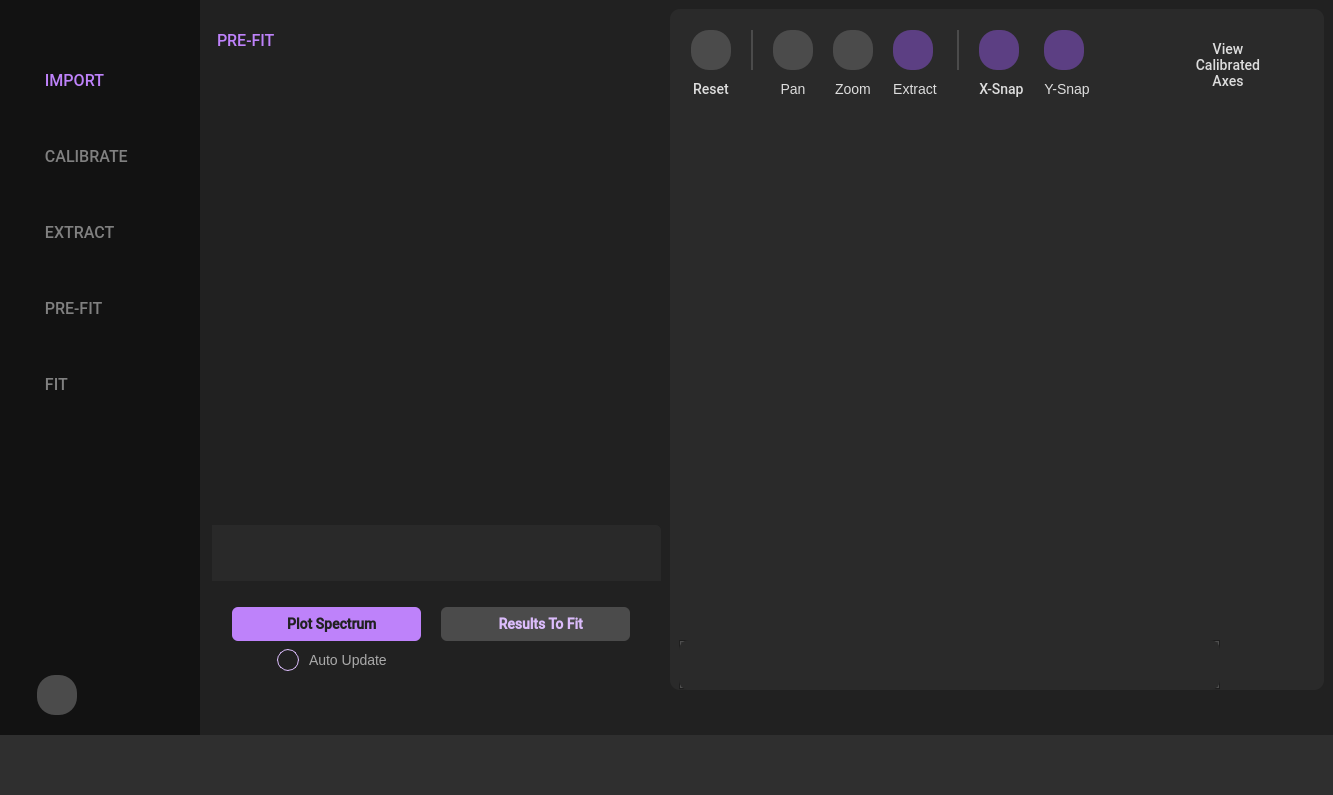
First picture: the form in resources/ui_window.ui, repository scqubits/qfit, before the edit.
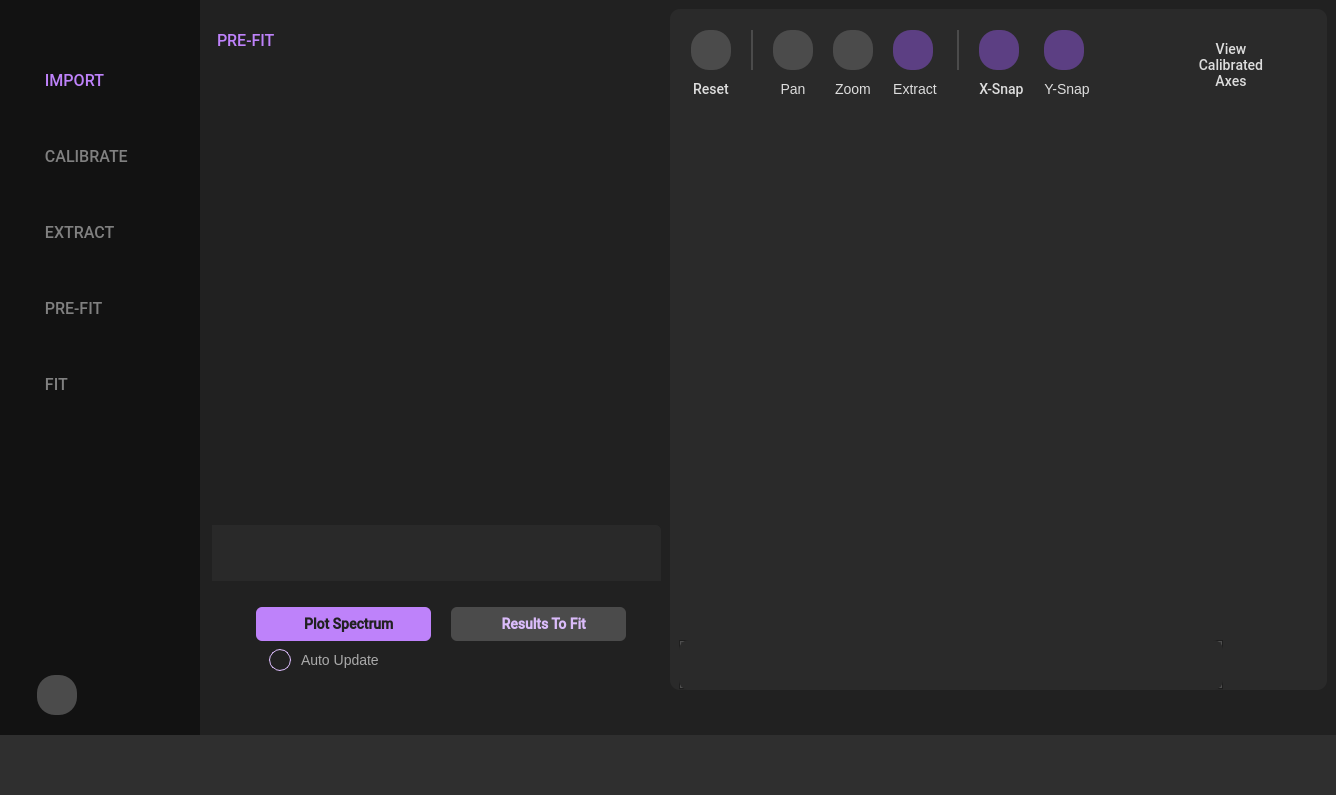
Second picture: the form after the edit. The open tabs and pages were chosen to show the change. Icons and pictures are not drawn. Custom widgets are drawn as their Qt base class.

Commit message: add a view spectrum button

Diff of the .ui file:
```diff
--- a/resources/ui_window.ui
+++ b/resources/ui_window.ui
@@ -13,7 +13,7 @@
    <rect>
     <x>0</x>
     <y>0</y>
-    <width>1333</width>
+    <width>1336</width>
     <height>795</height>
    </rect>
   </property>
@@ -4337,8 +4337,8 @@
                   <rect>
                    <x>0</x>
                    <y>0</y>
-                   <width>100</width>
-                   <height>60</height>
+                   <width>446</width>
+                   <height>100</height>
                   </rect>
                  </property>
                  <layout class="QVBoxLayout" name="verticalLayout_16"/>
@@ -4396,7 +4396,83 @@
               <property name="spacing">
                <number>0</number>
               </property>
-              <item row="4" column="1">
+              <item row="1" column="6">
+               <spacer name="horizontalSpacer_31">
+                <property name="orientation">
+                 <enum>Qt::Orientation::Horizontal</enum>
+                </property>
+                <property name="sizeType">
+                 <enum>QSizePolicy::Policy::Expanding</enum>
+                </property>
+                <property name="sizeHint" stdset="0">
+                 <size>
+                  <width>35</width>
+                  <height>20</height>
+                 </size>
+                </property>
+               </spacer>
+              </item>
+              <item row="1" column="0">
+               <spacer name="horizontalSpacer_18">
+                <property name="orientation">
+                 <enum>Qt::Orientation::Horizontal</enum>
+                </property>
+                <property name="sizeType">
+                 <enum>QSizePolicy::Policy::Expanding</enum>
+                </property>
+                <property name="sizeHint" stdset="0">
+                 <size>
+                  <width>0</width>
+                  <height>20</height>
+                 </size>
+                </property>
+               </spacer>
+              </item>
+              <item row="1" column="1">
+               <widget class="QPushButton" name="specVisibButton">
+                <property name="minimumSize">
+                 <size>
+                  <width>10</width>
+                  <height>0</height>
+                 </size>
+                </property>
+                <property name="maximumSize">
+                 <size>
+                  <width>30</width>
+                  <height>39</height>
+                 </size>
+                </property>
+                <property name="styleSheet">
+                 <string notr="true">QPushButton {
+    background-color: transparent;
+    border: none;
+    padding: 4px;
+}</string>
+                </property>
+                <property name="text">
+                 <string/>
+                </property>
+                <property name="icon">
+                 <iconset resource="resources.qrc">
+                  <normaloff>:/icons/svg/eye-pressed-darker.svg</normaloff>
+                  <normalon>:/icons/svg/eye-solid.svg</normalon>
+                  <activeon>:/icons/svg/eye-solid.svg</activeon>:/icons/svg/eye-pressed-darker.svg</iconset>
+                </property>
+                <property name="iconSize">
+                 <size>
+                  <width>20</width>
+                  <height>20</height>
+                 </size>
+                </property>
+                <property name="checkable">
+                 <bool>true</bool>
+                </property>
+                <property name="checked">
+                 <bool>true</bool>
+                </property>
+               </widget>
+              </item>
+              <item row="4" column="3">
                <spacer name="verticalSpacer_15">
                 <property name="orientation">
                  <enum>Qt::Vertical</enum>
@@ -4412,7 +4488,20 @@
                 </property>
                </spacer>
               </item>
-              <item row="3" column="1" colspan="2">
+              <item row="0" column="3">
+               <spacer name="verticalSpacer_17">
+                <property name="orientation">
+                 <enum>Qt::Orientation::Vertical</enum>
+                </property>
+                <property name="sizeHint" stdset="0">
+                 <size>
+                  <width>20</width>
+                  <height>40</height>
+                 </size>
+                </property>
+               </spacer>
+              </item>
+              <item row="3" column="3" colspan="2">
                <widget class="QCheckBox" name="autoRunCheckBox">
                 <property name="sizePolicy">
                  <sizepolicy hsizetype="Fixed" vsizetype="Fixed">
@@ -4422,64 +4511,22 @@
                 </property>
                 <property name="minimumSize">
                  <size>
-                  <width>189</width>
+                  <width>160</width>
                   <height>0</height>
                  </size>
                 </property>
+                <property name="layoutDirection">
+                 <enum>Qt::LayoutDirection::LeftToRight</enum>
+                </property>
                 <property name="styleSheet">
-                 <string notr="true">padding-left: 45px</string>
+                 <string notr="true">padding-left: 13px</string>
                 </property>
                 <property name="text">
                  <string>Auto Update</string>
                 </property>
                </widget>
               </item>
-              <item row="0" column="1">
-               <spacer name="verticalSpacer_17">
-                <property name="orientation">
-                 <enum>Qt::Vertical</enum>
-                </property>
-                <property name="sizeHint" stdset="0">
-                 <size>
-                  <width>20</width>
-                  <height>40</height>
-                 </size>
-                </property>
-               </spacer>
-              </item>
-              <item row="1" column="0">
-               <spacer name="horizontalSpacer_18">
-                <property name="orientation">
-                 <enum>Qt::Horizontal</enum>
-                </property>
-                <property name="sizeType">
-                 <enum>QSizePolicy::Fixed</enum>
-                </property>
-                <property name="sizeHint" stdset="0">
-                 <size>
-                  <width>20</width>
-                  <height>20</height>
-                 </size>
-                </property>
-               </spacer>
-              </item>
-              <item row="1" column="2">
-               <spacer name="horizontalSpacer_30">
-                <property name="orientation">
-                 <enum>Qt::Horizontal</enum>
-                </property>
-                <property name="sizeType">
-                 <enum>QSizePolicy::Fixed</enum>
-                </property>
-                <property name="sizeHint" stdset="0">
-                 <size>
-                  <width>20</width>
-                  <height>20</height>
-                 </size>
-                </property>
-               </spacer>
-              </item>
-              <item row="2" column="3" rowspan="3">
+              <item row="2" column="5" rowspan="3">
                <spacer name="verticalSpacer_13">
                 <property name="orientation">
                  <enum>Qt::Vertical</enum>
@@ -4495,84 +4542,7 @@
                 </property>
                </spacer>
               </item>
-              <item row="1" column="4">
-               <spacer name="horizontalSpacer_31">
-                <property name="orientation">
-                 <enum>Qt::Horizontal</enum>
-                </property>
-                <property name="sizeType">
-                 <enum>QSizePolicy::Expanding</enum>
-                </property>
-                <property name="sizeHint" stdset="0">
-                 <size>
-                  <width>21</width>
-                  <height>20</height>
-                 </size>
-                </property>
-               </spacer>
-              </item>
-              <item row="1" column="1">
-               <widget class="QPushButton" name="plotButton">
-                <property name="sizePolicy">
-                 <sizepolicy hsizetype="Fixed" vsizetype="Fixed">
-                  <horstretch>0</horstretch>
-                  <verstretch>0</verstretch>
-                 </sizepolicy>
-                </property>
-                <property name="minimumSize">
-                 <size>
-                  <width>189</width>
-                  <height>34</height>
-                 </size>
-                </property>
-                <property name="maximumSize">
-                 <size>
-                  <width>189</width>
-                  <height>16777215</height>
-                 </size>
-                </property>
-                <property name="font">
-                 <font>
-                  <family>Roboto Medium</family>
-                  <pointsize>-1</pointsize>
-                  <bold>true</bold>
-                  <kerning>true</kerning>
-                 </font>
-                </property>
-                <property name="toolTip">
-                 <string notr="true"/>
-                </property>
-                <property name="accessibleDescription">
-                 <string/>
-                </property>
-                <property name="styleSheet">
-                 <string notr="true">QPushButton{
-color: #212121;
-background-color: #BE82FA;
-border-radius: 6px;
-font-size: 14px;
-}
-
-QPushButton:pressed{
-background-color: #9163BF;
-}</string>
-                </property>
-                <property name="text">
-                 <string>   Plot Spectrum</string>
-                </property>
-                <property name="icon">
-                 <iconset resource="resources.qrc">
-                  <normaloff>:/icons/svg/play.svg</normaloff>:/icons/svg/play.svg</iconset>
-                </property>
-                <property name="iconSize">
-                 <size>
-                  <width>15</width>
-                  <height>15</height>
-                 </size>
-                </property>
-               </widget>
-              </item>
-              <item row="2" column="1">
+              <item row="2" column="3">
                <spacer name="verticalSpacer_18">
                 <property name="orientation">
                  <enum>Qt::Vertical</enum>
@@ -4588,7 +4558,7 @@
                 </property>
                </spacer>
               </item>
-              <item row="1" column="3">
+              <item row="1" column="5">
                <widget class="QPushButton" name="exportToFitButton">
                 <property name="sizePolicy">
                  <sizepolicy hsizetype="Fixed" vsizetype="Fixed">
@@ -4598,7 +4568,7 @@
                 </property>
                 <property name="minimumSize">
                  <size>
-                  <width>189</width>
+                  <width>175</width>
                   <height>34</height>
                  </size>
                 </property>
@@ -4647,6 +4617,99 @@
                 </property>
                </widget>
               </item>
+              <item row="1" column="3">
+               <widget class="QPushButton" name="plotButton">
+                <property name="sizePolicy">
+                 <sizepolicy hsizetype="Fixed" vsizetype="Fixed">
+                  <horstretch>0</horstretch>
+                  <verstretch>0</verstretch>
+                 </sizepolicy>
+                </property>
+                <property name="minimumSize">
+                 <size>
+                  <width>175</width>
+                  <height>34</height>
+                 </size>
+                </property>
+                <property name="maximumSize">
+                 <size>
+                  <width>189</width>
+                  <height>16777215</height>
+                 </size>
+                </property>
+                <property name="font">
+                 <font>
+                  <family>Roboto Medium</family>
+                  <pointsize>-1</pointsize>
+                  <bold>true</bold>
+                  <kerning>true</kerning>
+                 </font>
+                </property>
+                <property name="toolTip">
+                 <string notr="true"/>
+                </property>
+                <property name="accessibleDescription">
+                 <string/>
+                </property>
+                <property name="styleSheet">
+                 <string notr="true">QPushButton{
+color: #212121;
+background-color: #BE82FA;
+border-radius: 6px;
+font-size: 14px;
+}
+
+QPushButton:pressed{
+background-color: #9163BF;
+}</string>
+                </property>
+                <property name="text">
+                 <string>   Plot Spectrum</string>
+                </property>
+                <property name="icon">
+                 <iconset resource="resources.qrc">
+                  <normaloff>:/icons/svg/play.svg</normaloff>:/icons/svg/play.svg</iconset>
+                </property>
+                <property name="iconSize">
+                 <size>
+                  <width>15</width>
+                  <height>15</height>
+                 </size>
+                </property>
+               </widget>
+              </item>
+              <item row="1" column="4">
+               <spacer name="horizontalSpacer_30">
+                <property name="orientation">
+                 <enum>Qt::Orientation::Horizontal</enum>
+                </property>
+                <property name="sizeType">
+                 <enum>QSizePolicy::Policy::Fixed</enum>
+                </property>
+                <property name="sizeHint" stdset="0">
+                 <size>
+                  <width>20</width>
+                  <height>20</height>
+                 </size>
+                </property>
+               </spacer>
+              </item>
+              <item row="1" column="2">
+               <spacer name="horizontalSpacer_3">
+                <property name="orientation">
+                 <enum>Qt::Orientation::Horizontal</enum>
+                </property>
+                <property name="sizeType">
+                 <enum>QSizePolicy::Policy::Fixed</enum>
+                </property>
+                <property name="sizeHint" stdset="0">
+                 <size>
+                  <width>5</width>
+                  <height>20</height>
+                 </size>
+                </property>
+               </spacer>
+              </item>
              </layout>
             </widget>
            </item>
```
Left out of the diff: 296 changed lines with no effect on the pictures. The commit also changes 6 other files.
